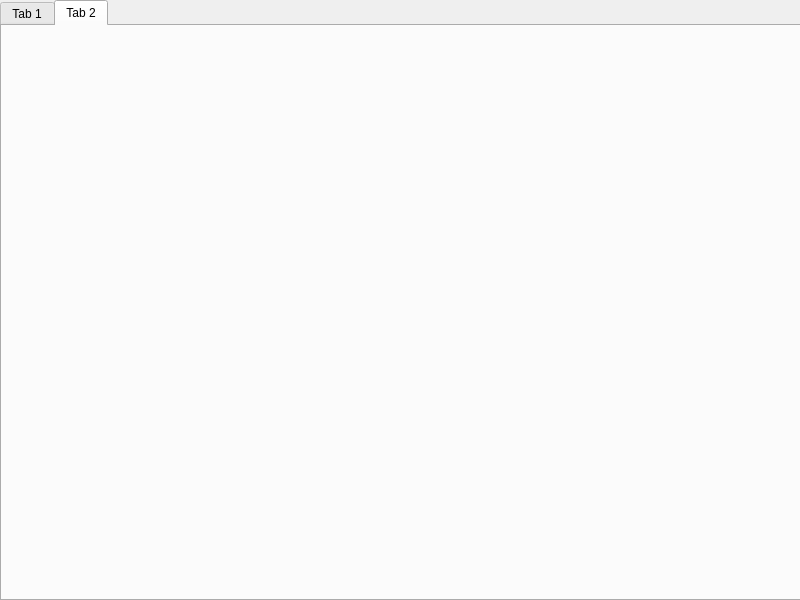
The window that src/main/mainwindow.ui (Jackkade/PricingManager) describes before a commit, drawn with Qt 5.
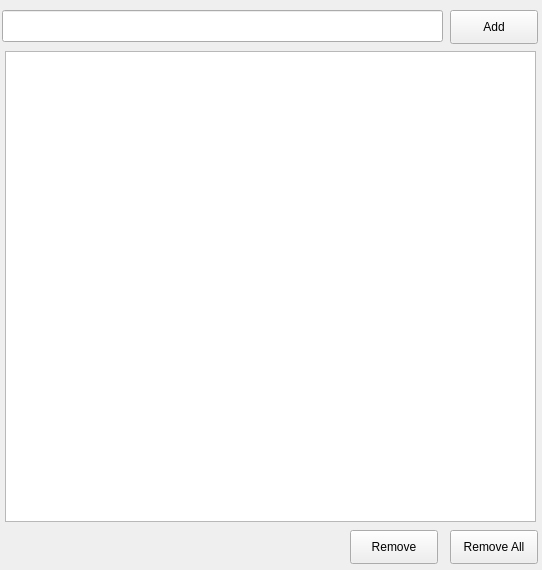
The same window after the commit.

Commit message: Added Interaction witth file data

```diff
--- a/src/main/mainwindow.ui
+++ b/src/main/mainwindow.ui
@@ -6,8 +6,8 @@
    <rect>
     <x>0</x>
     <y>0</y>
-    <width>800</width>
-    <height>600</height>
+    <width>542</width>
+    <height>570</height>
    </rect>
   </property>
   <property name="windowTitle">
@@ -17,28 +17,64 @@
    <property name="enabled">
     <bool>true</bool>
    </property>
-   <widget class="QTabWidget" name="tabWidget">
+   <widget class="QLineEdit" name="addEntryInput">
     <property name="geometry">
      <rect>
-      <x>0</x>
-      <y>0</y>
-      <width>801</width>
-      <height>601</height>
+      <x>2</x>
+      <y>10</y>
+      <width>441</width>
+      <height>32</height>
      </rect>
     </property>
-    <property name="currentIndex">
-     <number>1</number>
+   </widget>
+   <widget class="QPushButton" name="btnAdd">
+    <property name="geometry">
+     <rect>
+      <x>450</x>
+      <y>10</y>
+      <width>88</width>
+      <height>34</height>
+     </rect>
     </property>
-    <widget class="QWidget" name="tab">
-     <attribute name="title">
-      <string>Tab 1</string>
-     </attribute>
-    </widget>
-    <widget class="QWidget" name="tab_2">
-     <attribute name="title">
-      <string>Tab 2</string>
-     </attribute>
-    </widget>
+    <property name="text">
+     <string>Add</string>
+    </property>
+   </widget>
+   <widget class="QListWidget" name="listWidget">
+    <property name="geometry">
+     <rect>
+      <x>5</x>
+      <y>51</y>
+      <width>531</width>
+      <height>471</height>
+     </rect>
+    </property>
+   </widget>
+   <widget class="QPushButton" name="btnRemoveAll">
+    <property name="geometry">
+     <rect>
+      <x>450</x>
+      <y>530</y>
+      <width>88</width>
+      <height>34</height>
+     </rect>
+    </property>
+    <property name="text">
+     <string>Remove All</string>
+    </property>
+   </widget>
+   <widget class="QPushButton" name="btnRemove">
+    <property name="geometry">
+     <rect>
+      <x>350</x>
+      <y>530</y>
+      <width>88</width>
+      <height>34</height>
+     </rect>
+    </property>
+    <property name="text">
+     <string>Remove</string>
+    </property>
    </widget>
   </widget>
  </widget>
```
The commit also changes 2 other files.
